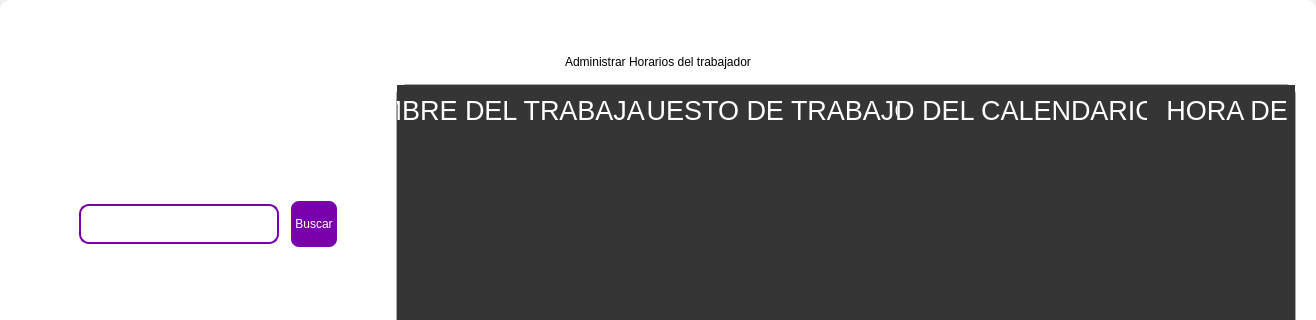
Above: design/standar/maincalendar1.ui from codemiguel-dev/ERP-EmprendeSoft-Desktop before the change; both pictures show x 0 to 1316 and y 0 to 320 of the 1316 by 713 pixel window. Below: the same form after it.
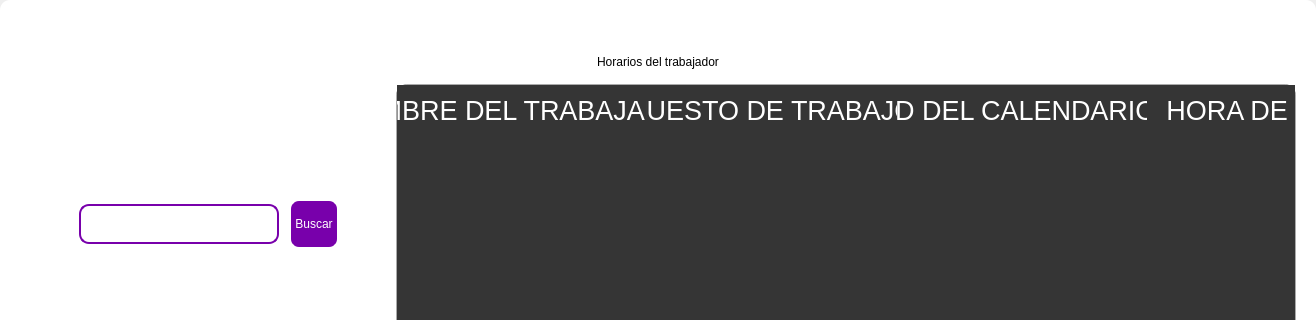
That is the form after the change. Icons and pictures are not drawn.

```diff
--- a/design/standar/maincalendar1.ui
+++ b/design/standar/maincalendar1.ui
@@ -294,7 +294,7 @@
 color: rgb(0, 0, 0);</string>
          </property>
          <property name="text">
-          <string>Administrar Horarios del trabajador</string>
+          <string>Horarios del trabajador</string>
          </property>
          <property name="alignment">
           <set>Qt::AlignCenter</set>
```
